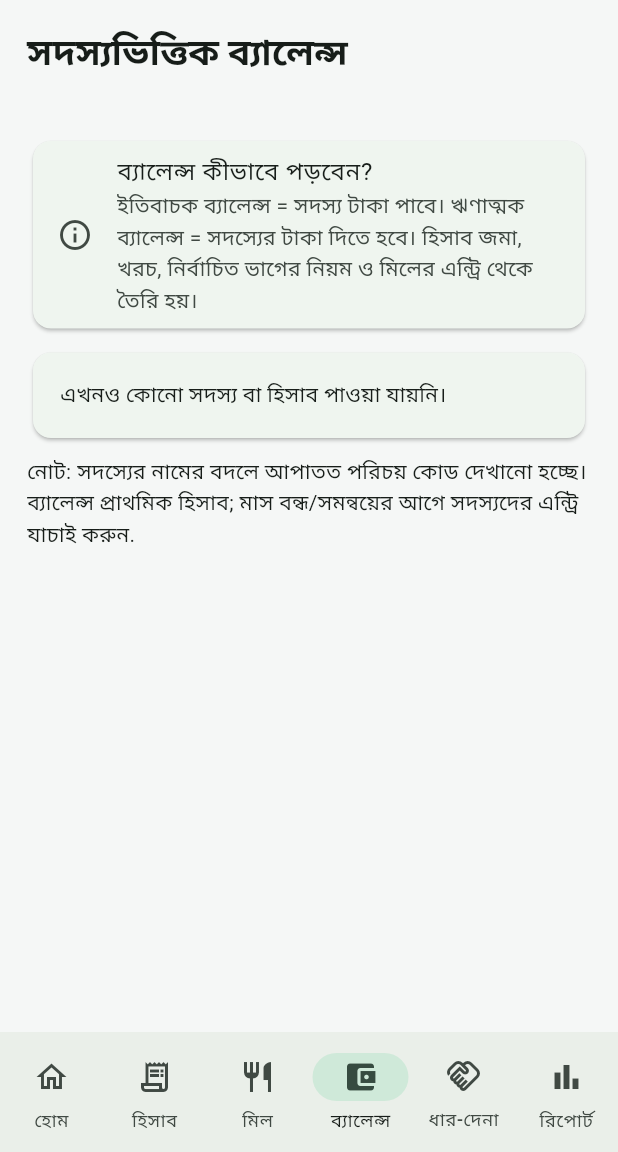
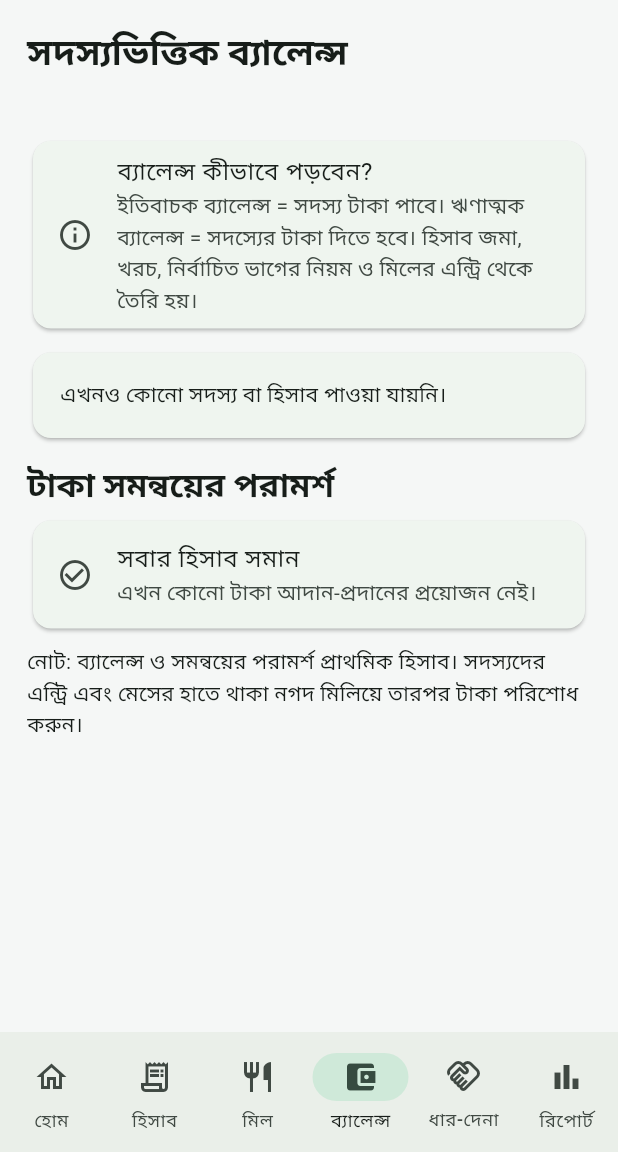
Before and after one commit to mdarman0964/Finora, a Flutter app: the DashboardPage screen opened directly with empty values, item 4 of the bottom bar chosen, on a phone screen of 412 x 824 dp, the part 84-1236 px from its top. Run offline on Flutter 3.47's test engine with Material 3 defaults, Android fonts, the phone set to English and light mode, and no system bars; our stand-ins replace cloud_firestore, firebase_auth, firebase_core, firebase_storage, image_picker, share_plus; missing offline and left inert: excel; accounts and stored records are empty.

Commit message:
Show member names and settlement suggestions

```diff
--- a/lib/main.dart
+++ b/lib/main.dart
@@ -10,6 +10,7 @@ import 'package:intl/intl.dart';
 import 'firebase_options.dart';
 import 'services/accounting_service.dart';
 import 'services/balance_calculator.dart';
+import 'services/settlement_calculator.dart';
 import 'services/report_service.dart';
 
 void main() {
@@ -861,6 +862,21 @@ class MemberBalancesPage extends StatelessWidget {
                 ).entries.toList()
                   ..sort((a, b) => b.value.compareTo(a.value));
                 final money = NumberFormat.currency(locale: 'en_BD', symbol: '৳', decimalDigits: 2);
+                return FutureBuilder<Map<String, Map<String, dynamic>>>(
+                  future: service.getMemberProfiles(memberUids),
+                  builder: (context, profileSnapshot) {
+                    final profiles = profileSnapshot.data ?? const <String, Map<String, dynamic>>{};
+                    final settlements = SettlementCalculator.calculate(Map.fromEntries(balances));
+                    final totalBalance = balances.fold<int>(0, (sum, entry) => sum + entry.value);
+                    String memberLabel(String uid) {
+                      final profile = profiles[uid] ?? const <String, dynamic>{};
+                      final name = (profile['displayName'] as String? ?? '').trim();
+                      final email = (profile['email'] as String? ?? '').trim();
+                      if (name.isNotEmpty && name != email) return name;
+                      if (email.isNotEmpty) return email;
+                      return 'সদস্য • ${uid.length > 8 ? uid.substring(0, 8) : uid}';
+                    }
+
                     return ListView(
                       padding: const EdgeInsets.all(18),
                       children: [
@@ -874,6 +890,8 @@ class MemberBalancesPage extends StatelessWidget {
                           subtitle: Text('ইতিবাচক ব্যালেন্স = সদস্য টাকা পাবে। ঋণাত্মক ব্যালেন্স = সদস্যের টাকা দিতে হবে। হিসাব জমা, খরচ, নির্বাচিত ভাগের নিয়ম ও মিলের এন্ট্রি থেকে তৈরি হয়।'),
                         )),
                         const SizedBox(height: 8),
+                        if (profileSnapshot.connectionState == ConnectionState.waiting)
+                          const LinearProgressIndicator(),
                         if (balances.isEmpty)
                           const Card(child: Padding(
                             padding: EdgeInsets.all(18),
@@ -882,8 +900,10 @@ class MemberBalancesPage extends StatelessWidget {
                         for (final entry in balances)
                           Card(
                             child: ListTile(
-                          leading: CircleAvatar(child: Text(entry.key.substring(entry.key.length > 2 ? entry.key.length - 2 : 0).toUpperCase())),
-                          title: Text('সদস্য • ${entry.key.length > 8 ? entry.key.substring(0, 8) : entry.key}'),
+                              leading: CircleAvatar(child: Text(memberLabel(entry.key).trim().isNotEmpty
+                                  ? memberLabel(entry.key).trim().characters.first.toUpperCase()
+                                  : '?')),
+                              title: Text(memberLabel(entry.key)),
                               subtitle: Text(entry.value > 0 ? 'পাবেন' : entry.value < 0 ? 'দিতে হবে' : 'হিসাব সমান'),
                               trailing: Text(
                                 money.format(entry.value / 100),
@@ -894,9 +914,34 @@ class MemberBalancesPage extends StatelessWidget {
                               ),
                             ),
                           ),
+                        const SizedBox(height: 12),
+                        Text('টাকা সমন্বয়ের পরামর্শ', style: Theme.of(context).textTheme.titleLarge?.copyWith(fontWeight: FontWeight.w700)),
+                        const SizedBox(height: 6),
+                        if (totalBalance != 0)
+                          Card(child: ListTile(
+                            leading: const Icon(Icons.account_balance_wallet_outlined),
+                            title: const Text('এখনই চূড়ান্ত লেনদেনের পরামর্শ দেওয়া যাচ্ছে না'),
+                            subtitle: Text('সদস্যদের ব্যালেন্সের মোট ${money.format(totalBalance / 100)}। মেসের তহবিলে অবশিষ্ট টাকা বা অনিবন্ধিত হিসাব থাকতে পারে। আগে তহবিল/হিসাব মিলিয়ে নিন।'),
+                          ))
+                        else if (settlements.isEmpty)
+                          const Card(child: ListTile(
+                            leading: Icon(Icons.check_circle_outline),
+                            title: Text('সবার হিসাব সমান'),
+                            subtitle: Text('এখন কোনো টাকা আদান-প্রদানের প্রয়োজন নেই।'),
+                          ))
+                        else
+                          for (final transfer in settlements)
+                            Card(child: ListTile(
+                              leading: const Icon(Icons.swap_horiz),
+                              title: Text('${memberLabel(transfer.fromUid)} → ${memberLabel(transfer.toUid)}'),
+                              subtitle: const Text('টাকা দেবেন → টাকা পাবেন'),
+                              trailing: Text(money.format(transfer.amountMinor / 100), style: const TextStyle(fontWeight: FontWeight.bold)),
+                            )),
                         const SizedBox(height: 8),
-                    const Text('নোট: সদস্যের নামের বদলে আপাতত পরিচয় কোড দেখানো হচ্ছে। ব্যালেন্স প্রাথমিক হিসাব; মাস বন্ধ/সমন্বয়ের আগে সদস্যদের এন্ট্রি যাচাই করুন.'),
+                        const Text('নোট: ব্যালেন্স ও সমন্বয়ের পরামর্শ প্রাথমিক হিসাব। সদস্যদের এন্ট্রি এবং মেসের হাতে থাকা নগদ মিলিয়ে তারপর টাকা পরিশোধ করুন।'),
                       ],
+                    );
+                  },
                 );
               },
             );
```
Lines whose indentation alone changed are shown as unchanged.
